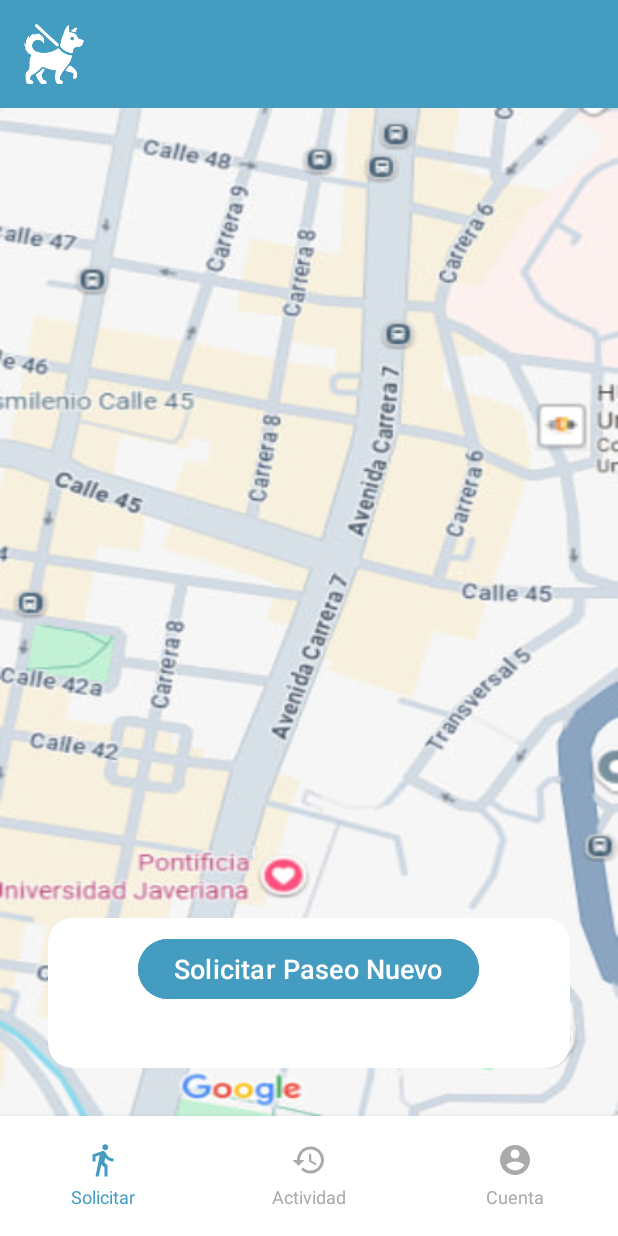
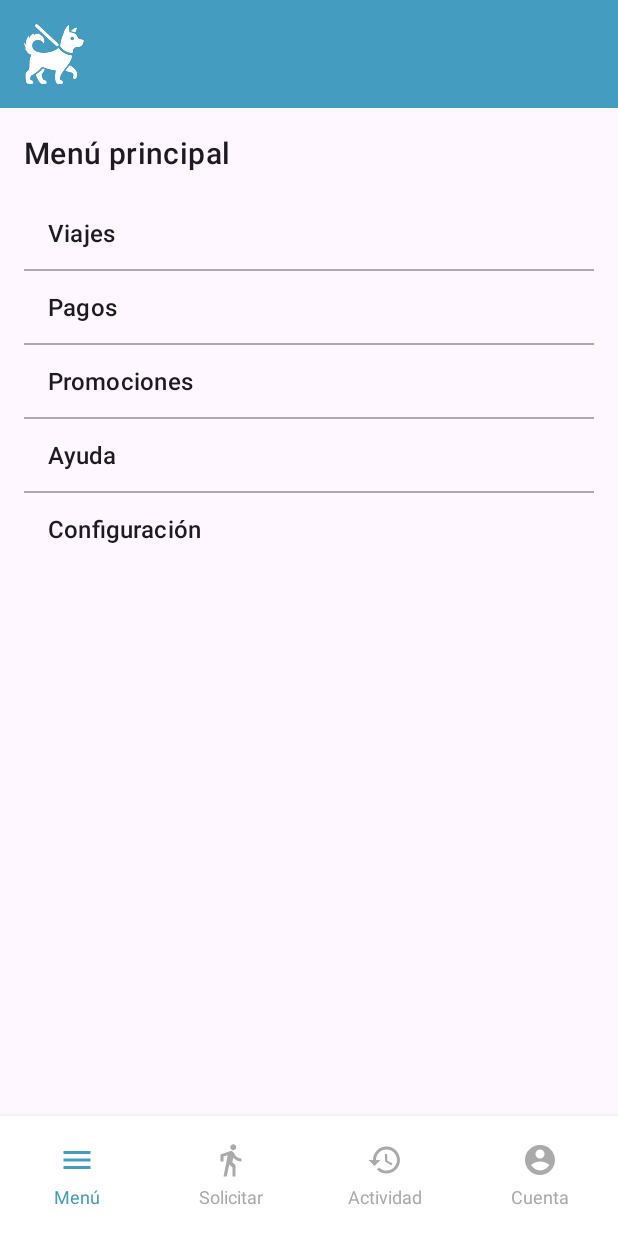
Before and after one commit to javigk01/Walkapaw, an Android app: the HomeActivity screen opened directly, with no data from a screen before it, on a phone screen of 412 x 824 dp. Run offline under Robolectric (Android 15) with nearby library versions, the phone set to English and light mode, and no system bars.

Commit message:
nuevo fragmento de menu principal
solo agregue menu principal (sin tanto diseño)

```diff
--- a/app/src/main/AndroidManifest.xml
+++ b/app/src/main/AndroidManifest.xml
@@ -2,7 +2,7 @@
 <manifest xmlns:android="http://schemas.android.com/apk/res/android"
     xmlns:tools="http://schemas.android.com/tools">
 
-    <!-- 🚨 Permisos para la cámara -->
+    <!-- Permisos para la cámara -->
     <uses-feature
         android:name="android.hardware.camera"
         android:required="false" />
--- a/app/src/main/java/com/example/walkapaw/LogicaActivities/HomeActivity.kt
+++ b/app/src/main/java/com/example/walkapaw/LogicaActivities/HomeActivity.kt
@@ -4,6 +4,7 @@ import android.Manifest
 import android.content.Intent
 import android.content.pm.PackageManager
 import android.os.Bundle
+import android.widget.ArrayAdapter
 import android.widget.ImageView
 import android.widget.LinearLayout
 import android.widget.TextView
@@ -17,16 +18,17 @@ import com.example.walkapaw.databinding.ActivityHomeBinding
 import com.example.walkapaw.databinding.FragmentActividadBinding
 import com.example.walkapaw.databinding.FragmentCuentaBinding
 import com.example.walkapaw.databinding.FragmentSolicitarBinding
+import com.example.walkapaw.databinding.FragmentMenuPrincipalBinding
 
 class HomeActivity : AppCompatActivity() {
 
     private lateinit var binding: ActivityHomeBinding
 
-    // 🚀 Launchers
+    // Launchers
     private lateinit var cameraLauncher: ActivityResultLauncher<Void?>
     private lateinit var requestPermissionLauncher: ActivityResultLauncher<String>
 
-    // Guardamos la referencia del binding de Cuenta
+    // Guardamos referencia del binding de Cuenta
     private var cuentaBinding: FragmentCuentaBinding? = null
 
     override fun onCreate(savedInstanceState: Bundle?) {
@@ -36,7 +38,7 @@ class HomeActivity : AppCompatActivity() {
 
         setupLaunchers()
         setupClickListeners()
-        showSolicitarTab()
+        showMenuPrincipalTab()
     }
 
     private fun setupLaunchers() {
@@ -44,7 +46,6 @@ class HomeActivity : AppCompatActivity() {
         cameraLauncher = registerForActivityResult(ActivityResultContracts.TakePicturePreview()) { bitmap ->
             if (bitmap != null) {
                 Toast.makeText(this, "Foto tomada correctamente ✅", Toast.LENGTH_SHORT).show()
-                // 👉 Mostrar la foto en el ImageView del perfil
                 cuentaBinding?.ivPerfilPerro?.setImageBitmap(bitmap)
             } else {
                 Toast.makeText(this, "No se tomó ninguna foto ❌", Toast.LENGTH_SHORT).show()
@@ -65,6 +66,7 @@ class HomeActivity : AppCompatActivity() {
         binding.tabSolicitar.setOnClickListener { showSolicitarTab() }
         binding.tabActividad.setOnClickListener { showActividadTab() }
         binding.tabCuenta.setOnClickListener { showCuentaTab() }
+        binding.tabMenuPrincipal.setOnClickListener { showMenuPrincipalTab() }
     }
 
     private fun showSolicitarTab() {
@@ -92,7 +94,6 @@ class HomeActivity : AppCompatActivity() {
         binding.frameContent.removeAllViews()
         binding.frameContent.addView(actividadBinding.root)
 
-        // ⚠️ Placeholder Toast si en el futuro quieres acciones
         Toast.makeText(this, "Sección Actividad abierta 📋", Toast.LENGTH_SHORT).show()
     }
 
@@ -106,18 +107,13 @@ class HomeActivity : AppCompatActivity() {
         binding.frameContent.removeAllViews()
         binding.frameContent.addView(cuentaBinding!!.root)
 
-        cuentaBinding!!.btnTomarFoto.setOnClickListener {
-            checkPermissionAndOpenCamera()
-        }
-
+        cuentaBinding!!.btnTomarFoto.setOnClickListener { checkPermissionAndOpenCamera() }
         cuentaBinding!!.btnEditarPerfil.setOnClickListener {
             Toast.makeText(this, "Editar perfil ⚙️ (en construcción)", Toast.LENGTH_SHORT).show()
         }
-
         cuentaBinding!!.btnConfiguracion.setOnClickListener {
             Toast.makeText(this, "Configuración ⚙️ (en construcción)", Toast.LENGTH_SHORT).show()
         }
-
         cuentaBinding!!.btnCerrarSesion.setOnClickListener {
             Toast.makeText(this, "Cerrando sesión...", Toast.LENGTH_SHORT).show()
             val intent = Intent(this, MainActivity::class.java).apply {
@@ -127,23 +123,44 @@ class HomeActivity : AppCompatActivity() {
         }
     }
 
-    // 🚀 Verificar permisos
+    private fun showMenuPrincipalTab() {
+        updateTabSelection(3) // Es la cuarta pestaña
+
+        val menuPrincipalBinding = FragmentMenuPrincipalBinding.inflate(
+            layoutInflater, binding.frameContent, false
+        )
+
+        binding.frameContent.removeAllViews()
+        binding.frameContent.addView(menuPrincipalBinding.root)
+
+        val opcionesMenu = listOf(
+            "Viajes",
+            "Pagos",
+            "Promociones",
+            "Ayuda",
+            "Configuración"
+        )
+
+        val adapter = ArrayAdapter(this, android.R.layout.simple_list_item_1, opcionesMenu)
+        menuPrincipalBinding.listViewOpciones.adapter = adapter
+
+        menuPrincipalBinding.listViewOpciones.setOnItemClickListener { _, _, position, _ ->
+            Toast.makeText(this, "Seleccionaste: ${opcionesMenu[position]}", Toast.LENGTH_SHORT).show()
+        }
+    }
+
+    // Verificar permisos
     private fun checkPermissionAndOpenCamera() {
         when {
-            ContextCompat.checkSelfPermission(this, Manifest.permission.CAMERA) == PackageManager.PERMISSION_GRANTED -> {
-                openCamera()
-            }
+            ContextCompat.checkSelfPermission(this, Manifest.permission.CAMERA) == PackageManager.PERMISSION_GRANTED -> openCamera()
             shouldShowRequestPermissionRationale(Manifest.permission.CAMERA) -> {
                 Toast.makeText(this, "Se necesita permiso para usar la cámara 📷", Toast.LENGTH_LONG).show()
                 requestPermissionLauncher.launch(Manifest.permission.CAMERA)
             }
-            else -> {
-                requestPermissionLauncher.launch(Manifest.permission.CAMERA)
-            }
+            else -> requestPermissionLauncher.launch(Manifest.permission.CAMERA)
         }
     }
 
-    // 🚀 Abrir cámara
     private fun openCamera() {
         cameraLauncher.launch(null)
     }
@@ -154,6 +171,7 @@ class HomeActivity : AppCompatActivity() {
             0 -> highlightTab(binding.tabSolicitar)
             1 -> highlightTab(binding.tabActividad)
             2 -> highlightTab(binding.tabCuenta)
+            3 -> highlightTab(binding.tabMenuPrincipal) // 🔥 NUEVO
         }
     }
 
@@ -161,6 +179,7 @@ class HomeActivity : AppCompatActivity() {
         setTabColor(binding.tabSolicitar, android.R.color.darker_gray)
         setTabColor(binding.tabActividad, android.R.color.darker_gray)
         setTabColor(binding.tabCuenta, android.R.color.darker_gray)
+        setTabColor(binding.tabMenuPrincipal, android.R.color.darker_gray) // 🔥 NUEVO
     }
 
     private fun highlightTab(tab: LinearLayout) {
@@ -171,7 +190,6 @@ class HomeActivity : AppCompatActivity() {
         val imageView = tab.getChildAt(0) as ImageView
         val textView = tab.getChildAt(1) as TextView
         val color = ContextCompat.getColor(this, colorRes)
-
         imageView.setColorFilter(color)
         textView.setTextColor(color)
     }
--- /dev/null
+++ b/app/src/main/res/drawable/ic_menu.xml
@@ -0,0 +1,9 @@
+<vector xmlns:android="http://schemas.android.com/apk/res/android"
+    android:width="24dp"
+    android:height="24dp"
+    android:viewportWidth="24"
+    android:viewportHeight="24">
+    <path
+        android:fillColor="#FF000000"
+        android:pathData="M3,6h18v2H3V6zm0,5h18v2H3v-2zm0,5h18v2H3v-2z"/>
+</vector>
--- a/app/src/main/res/layout/activity_home.xml
+++ b/app/src/main/res/layout/activity_home.xml
@@ -1,8 +1,8 @@
 <?xml version="1.0" encoding="utf-8"?>
 <LinearLayout xmlns:android="http://schemas.android.com/apk/res/android"
+    xmlns:app="http://schemas.android.com/apk/res-auto"
     android:layout_width="match_parent"
     android:layout_height="match_parent"
-    xmlns:app="http://schemas.android.com/apk/res-auto"
     android:orientation="vertical"
     android:fitsSystemWindows="true">
 
@@ -21,15 +21,17 @@
             android:src="@drawable/ic_walkapawlogo"
             app:tint="@color/blanco"/>
 
-<!--        <TextView-->
-<!--            android:layout_width="0dp"-->
-<!--            android:layout_height="wrap_content"-->
-<!--            android:layout_weight="1"-->
-<!--            android:text="WalkaPaw"-->
-<!--            android:textSize="20sp"-->
-<!--            android:textStyle="bold"-->
-<!--            android:textColor="@color/blanco"-->
-<!--            android:layout_marginStart="12dp" />-->
+        <!--
+        <TextView
+            android:layout_width="0dp"
+            android:layout_height="wrap_content"
+            android:layout_weight="1"
+            android:text="WalkaPaw"
+            android:textSize="20sp"
+            android:textStyle="bold"
+            android:textColor="@color/blanco"
+            android:layout_marginStart="12dp" />
+        -->
 
     </LinearLayout>
 
@@ -45,6 +47,33 @@
         android:orientation="horizontal"
         android:background="@android:color/white"
         android:elevation="8dp">
+
+        <!-- Nuevo tab: Menú Principal -->
+        <LinearLayout
+            android:id="@+id/tabMenuPrincipal"
+            android:layout_width="0dp"
+            android:layout_height="match_parent"
+            android:layout_weight="1"
+            android:orientation="vertical"
+            android:gravity="center"
+            android:clickable="true"
+            android:foreground="?attr/selectableItemBackground">
+
+            <ImageView
+                android:layout_width="24dp"
+                android:layout_height="24dp"
+                android:src="@drawable/ic_menu"
+                app:tint="@color/color_primario" />
+
+            <TextView
+                android:layout_width="wrap_content"
+                android:layout_height="wrap_content"
+                android:text="Menú"
+                android:textSize="12sp"
+                android:layout_marginTop="4dp"
+                android:textColor="@color/color_primario" />
+
+        </LinearLayout>
 
         <LinearLayout
             android:id="@+id/tabSolicitar"
@@ -89,7 +118,7 @@
                 android:layout_width="24dp"
                 android:layout_height="24dp"
                 android:src="@drawable/ic_history"
-                app:tint = "@color/color_primario"/>
+                app:tint="@color/color_primario"/>
 
             <TextView
                 android:id="@+id/tvActividad"
@@ -117,7 +146,7 @@
                 android:layout_width="24dp"
                 android:layout_height="24dp"
                 android:src="@drawable/ic_account"
-                app:tint = "@color/color_primario"/>
+                app:tint="@color/color_primario"/>
 
             <TextView
                 android:id="@+id/tvCuenta"
--- /dev/null
+++ b/app/src/main/res/layout/fragment_menu_principal.xml
@@ -0,0 +1,23 @@
+<?xml version="1.0" encoding="utf-8"?>
+<LinearLayout xmlns:android="http://schemas.android.com/apk/res/android"
+    android:id="@+id/layoutMenuPrincipal"
+    android:layout_width="match_parent"
+    android:layout_height="match_parent"
+    android:orientation="vertical"
+    android:padding="16dp">
+
+    <TextView
+        android:id="@+id/tvTituloMenu"
+        android:layout_width="wrap_content"
+        android:layout_height="wrap_content"
+        android:text="Menú principal"
+        android:textAppearance="?attr/textAppearanceHeadline6"
+        android:layout_marginBottom="16dp"/>
+
+    <ListView
+        android:id="@+id/listViewOpciones"
+        android:layout_width="match_parent"
+        android:layout_height="wrap_content"
+        android:divider="@android:color/darker_gray"
+        android:dividerHeight="1dp"/>
+</LinearLayout>
--- a/gradle/libs.versions.toml
+++ b/gradle/libs.versions.toml
@@ -1,5 +1,5 @@
 [versions]
-agp = "8.12.2"
+agp = "8.11.1"
 kotlin = "2.0.21"
 coreKtx = "1.17.0"
 junit = "4.13.2"
```
Also changed, not shown: 3 other files.
